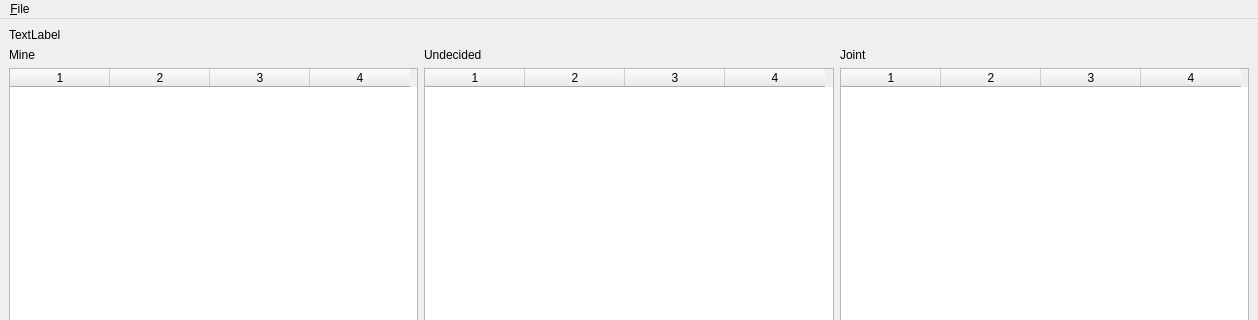
Above: finance.ui from steve6390/finance3 before the change; both pictures show x 0 to 1258 and y 0 to 320 of the 1258 by 944 pixel window. Below: the same form after it.
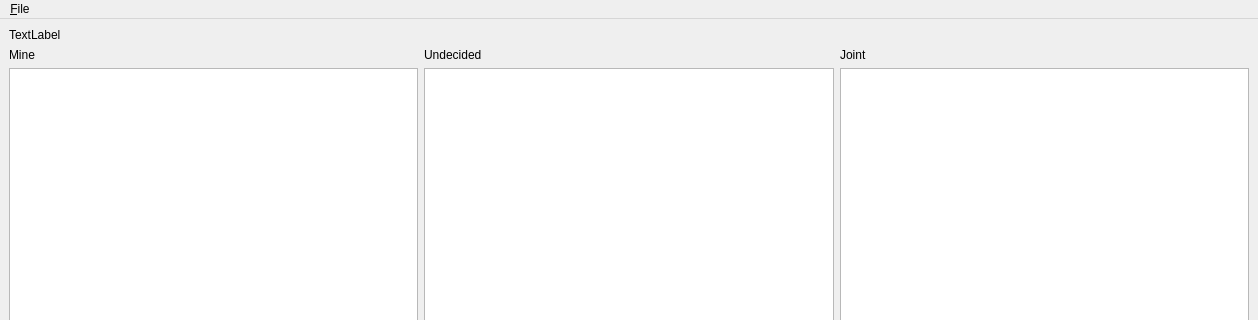
That is the form after the change. Custom widgets are drawn as their Qt base class.

Commit message: Properly hide columns we want to ignore.

What changed in the file:
```diff
--- a/finance.ui
+++ b/finance.ui
@@ -23,12 +23,8 @@
          <number>0</number>
         </property>
         <property name="columnCount">
-         <number>4</number>
+         <number>0</number>
         </property>
-        <column/>
-        <column/>
-        <column/>
-        <column/>
        </widget>
       </item>
       <item row="2" column="1">
@@ -37,12 +33,8 @@
          <number>0</number>
         </property>
         <property name="columnCount">
-         <number>4</number>
+         <number>0</number>
         </property>
-        <column/>
-        <column/>
-        <column/>
-        <column/>
        </widget>
       </item>
       <item row="1" column="2">
@@ -58,12 +50,8 @@
          <number>0</number>
         </property>
         <property name="columnCount">
-         <number>4</number>
+         <number>0</number>
         </property>
-        <column/>
-        <column/>
-        <column/>
-        <column/>
        </widget>
       </item>
       <item row="1" column="0">
```
The commit also changes 4 other files.
